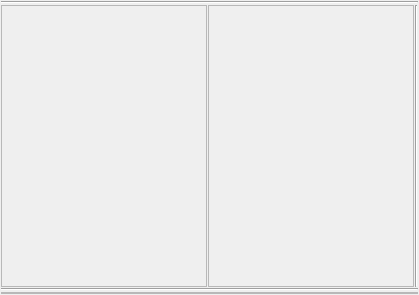
Old version of the form python/mmSolver/tools/solver/ui/solver_layout.ui in the repository david-cattermole/mayaMatchMoveSolver.
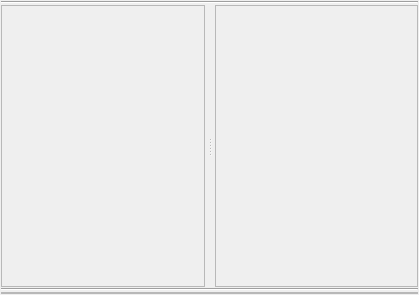
New version of the form.

Commit message: Add user-draggable 'splitter' between Object and Attribute widgets.

Patch:
```diff
--- a/python/mmSolver/tools/solver/ui/solver_layout.ui
+++ b/python/mmSolver/tools/solver/ui/solver_layout.ui
@@ -47,7 +47,7 @@
     </widget>
    </item>
    <item>
-    <layout class="QHBoxLayout" name="objectAttribute_layout" stretch="0,0,0">
+    <layout class="QHBoxLayout" name="objectAttribute_layout" stretch="0">
      <property name="spacing">
       <number>1</number>
      </property>
@@ -55,7 +55,20 @@
       <enum>QLayout::SetDefaultConstraint</enum>
      </property>
      <item>
+      <widget class="QSplitter" name="objectAttribute_splitter">
+       <property name="orientation">
+        <enum>Qt::Horizontal</enum>
+       </property>
+       <property name="handleWidth">
+        <number>10</number>
+       </property>
       <widget class="QFrame" name="object_frame">
+        <property name="sizePolicy">
+         <sizepolicy hsizetype="Maximum" vsizetype="Maximum">
+          <horstretch>0</horstretch>
+          <verstretch>0</verstretch>
+         </sizepolicy>
+        </property>
        <property name="frameShape">
         <enum>QFrame::StyledPanel</enum>
        </property>
@@ -87,16 +100,20 @@
         </item>
        </layout>
       </widget>
-     </item>
-     <item>
       <widget class="QFrame" name="attribute_frame">
+        <property name="sizePolicy">
+         <sizepolicy hsizetype="Maximum" vsizetype="Maximum">
+          <horstretch>0</horstretch>
+          <verstretch>0</verstretch>
+         </sizepolicy>
+        </property>
        <property name="frameShape">
         <enum>QFrame::StyledPanel</enum>
        </property>
        <property name="frameShadow">
         <enum>QFrame::Raised</enum>
        </property>
-       <layout class="QVBoxLayout" name="attributeVerticalLayout">
+        <layout class="QVBoxLayout" name="attributeVerticalLayout" stretch="0">
         <property name="spacing">
          <number>1</number>
         </property>
@@ -121,12 +138,6 @@
         </item>
        </layout>
       </widget>
-     </item>
-     <item>
-      <widget class="Line" name="line_5">
-       <property name="orientation">
-        <enum>Qt::Vertical</enum>
-       </property>
       </widget>
      </item>
     </layout>
```
Lines whose indentation alone changed are shown as unchanged. The commit also changes 1 other file.
